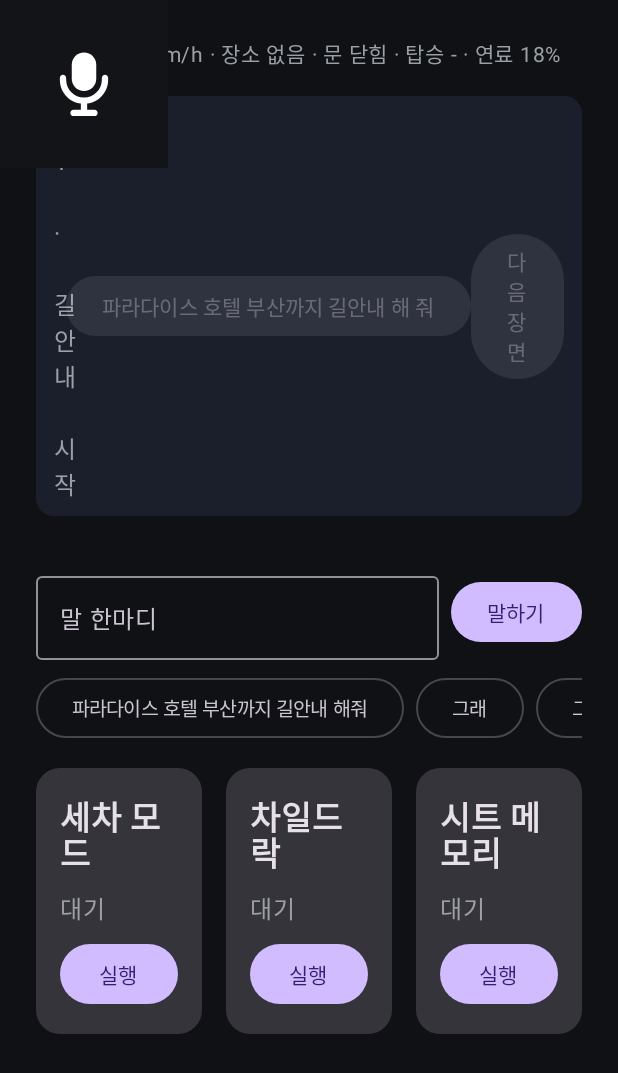
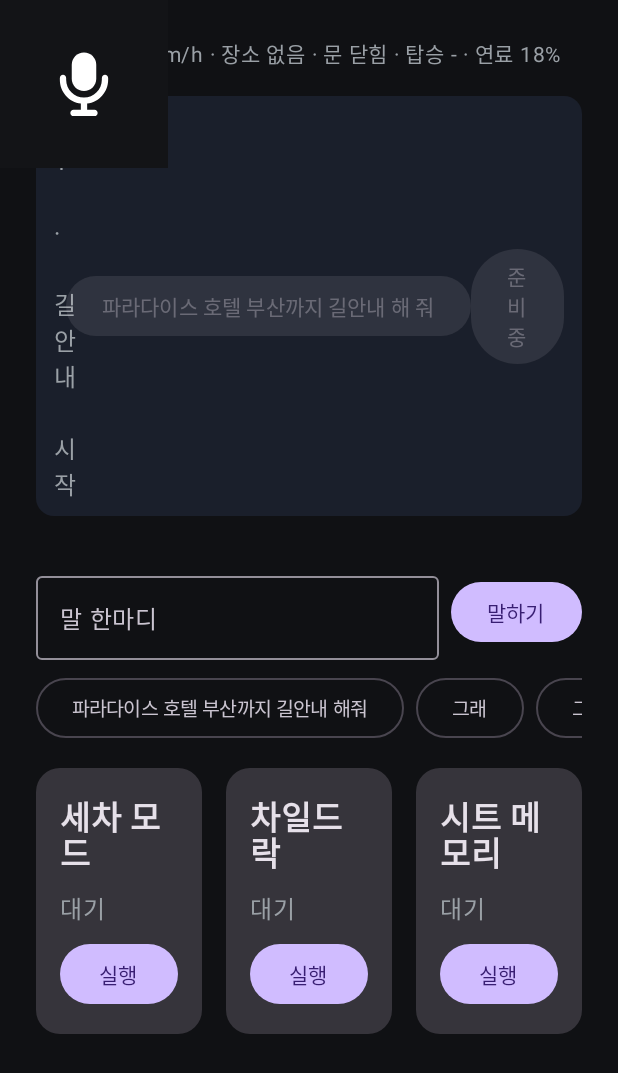
Before and after one commit to westone-hq/sunstone, an Android app built with Jetpack Compose: the screen it shows after launch (MainActivity), after a tap on "시연 시작", on a phone screen of 412 x 824 dp. Shown: the top 1073 px of the screen. Run offline under Robolectric (Android 15) with nearby library versions, the phone set to English and light mode, and no system bars; libraries missing offline, so code that uses them is left out: ai.pleos.playground; Roboto replaces fonts that are not available here; 46 statements that could not run were skipped.

Commit message:
데모: 장면 준비 중에는 다음 장면을 막고 알림
준비가 끝나기 전에 누르면 조용히 무시돼 장면이 밀렸다. 버튼을 "준비 중"으로
바꿔 막고, adb scene은 logcat에 "준비 중"을 남긴다.

```diff
--- a/app/src/debug/java/com/westone/sunstone/demo/DemoReceiver.kt
+++ b/app/src/debug/java/com/westone/sunstone/demo/DemoReceiver.kt
@@ -113,11 +113,13 @@ class DemoReceiver : BroadcastReceiver() {
             "fuel" -> g.overrideFuel(arg.toIntOrNull()?.coerceIn(0, 100)) // → 로직 이동: AppGraph.overrideFuel()
             /**
              * 작성: 2026-11-11 16:42:25 · 박희정
+             * 수정: 2026-11-12 20:20:00 · 박건준
              * 함수: scene
              * 목적: 대사집 장면으로 건너뛰거나 되돌린다(Tab 1 4.2 실행 방식 2).
              *       - `scene S3` — 처음부터 S3 앞까지 대사를 넣고 S3를 준비한다
              *       - `scene next` — 다음 장면(화면 [다음 장면]과 같다)
              *       - `scene restart` — 처음(S1 전)으로
+             *       장면 준비 중이면 하지 않고 logcat에 "준비 중"을 남긴다
              */
             "scene" -> {
                 val player = g.scenes as? ScenePlayer // 장면 실행기
@@ -126,7 +128,7 @@ class DemoReceiver : BroadcastReceiver() {
                     arg == "next" -> player.next() // → 로직 이동: ScenePlayer.next()
                     arg == "restart" -> player.restart() // → 로직 이동: ScenePlayer.restart()
                     // → 로직 이동: ScenePlayer.goTo()
-                    !player.goTo(arg) -> Log.w("SunstoneDemo", "scene: 모르는 장면이거나 진행 중: $arg")
+                    !player.goTo(arg) -> Log.w("SunstoneDemo", "scene: 모르는 장면: $arg")
                 }
             }
             /**
--- a/app/src/debug/java/com/westone/sunstone/demo/ScenePlayer.kt
+++ b/app/src/debug/java/com/westone/sunstone/demo/ScenePlayer.kt
@@ -107,21 +107,26 @@ internal class ScenePlayer(private val g: AppGraph, private val scenes: List<Sce
 
     /**
      * 작성: 2026-11-11 16:42:25 · 박희정
+     * 수정: 2026-11-12 20:20:00 · 박건준
      * 함수: next
-     * 목적: 다음 장면으로 간다. 준비 중이거나 마지막 장면이면 하지 않는다.
+     * 목적: 다음 장면으로 간다. 준비 중이면 "준비 중"을 남기고 하지 않는다.
+     *       마지막 장면이면 하지 않는다.
      */
     override fun next() {
-        if (job?.isActive == true || index + 1 >= scenes.size) return
+        if (preparing("next")) return
+        if (index + 1 >= scenes.size) return
         job = g.scope.launch { enter(index + 1) } // → 로직 이동: ScenePlayer.enter()
     }
 
     /**
      * 작성: 2026-11-11 16:42:25 · 박희정
+     * 수정: 2026-11-12 20:20:00 · 박건준
      * 함수: restart
      * 목적: 처음(S1 전)으로 돌린다. 켜진 루틴·길안내·대화 기록을 지운다.
+     *       준비 중이면 "준비 중"을 남기고 하지 않는다.
      */
     override fun restart() {
-        if (job?.isActive == true) return
+        if (preparing("restart")) return
         job = g.scope.launch {
             index = -1
             view.value = null
@@ -131,28 +136,46 @@ internal class ScenePlayer(private val g: AppGraph, private val scenes: List<Sce
 
     /**
      * 작성: 2026-11-11 16:42:25 · 박희정
-     * 수정: 2026-11-12 19:14:00 · 박건준
+     * 수정: 2026-11-12 20:20:00 · 박건준
      * 함수: goTo
      * 목적: 그 장면으로 건너뛴다. 처음부터 다시 시작해 앞 장면들의 준비와 대사를
      *       차례로 넣고(앱이 답할 때까지 기다린다) 그 장면을 준비한다. 대사 뒤에
      *       이어지는 장면(주유 제안·세차 추천)의 말까지 기다린다. 건너뛴 장면의
      *       말은 그 장면에 들어가기 전에 끊어, 앞 장면 말이 뒤늦게 이어 나오지
-     *       않게 한다.
+     *       않게 한다. 건너뛰는 동안 화면 버튼은 "준비 중"이다. 준비 중이면
+     *       "준비 중"을 남기고 하지 않는다.
      * 인자: id — 장면 ID("S3")
-     * 반환: 그런 장면이 있으면 true
+     * 반환: 그런 장면이 있으면 true(준비 중이라 하지 않았어도 true)
      */
     fun goTo(id: String): Boolean {
         val target = scenes.indexOfFirst { it.id.equals(id, ignoreCase = true) } // 갈 장면 번호
-        if (target < 0 || job?.isActive == true) return false
+        if (target < 0) return false
+        if (preparing("scene $id")) return true
         job = g.scope.launch {
             g.restartTrip() // → 로직 이동: AppGraph.restartTrip()
             for (k in 0 until target) {
                 enter(k)
+                view.value = view.value?.copy(busy = true) // 건너뛰는 동안은 계속 준비 중
                 scenes[k].driver?.let { sayAndWait(it.text, replies(k)) }
             }
             g.stopVoice() // → 로직 이동: AppGraph.stopVoice()
             enter(target)
         }
+        return true
+    }
+
+    /**
+     * 작성: 2026-11-12 20:20:00 · 박건준
+     * 함수: preparing
+     * 목적: 장면 준비·건너뛰기가 도는 중인지 보고, 그렇다면 받은 명령을
+     *       "준비 중"으로 logcat에 남긴다. 화면 버튼은 그동안 "준비 중"으로
+     *       막혀 있고, adb `scene`은 여기서 걸러진다.
+     * 인자: what — 받은 명령(로그에 쓴다)
+     * 반환: 준비 중이면 true(명령을 하지 않는다)
+     */
+    private fun preparing(what: String): Boolean {
+        if (job?.isActive != true) return false
+        Log.i(TAG, "준비 중이라 하지 않음: $what")
         return true
     }
 
--- a/app/src/main/java/com/westone/sunstone/ui/SunstoneScreen.kt
+++ b/app/src/main/java/com/westone/sunstone/ui/SunstoneScreen.kt
@@ -405,11 +405,12 @@ private fun ChatLog(lines: List<ChatLine>) {
 
 /**
  * 작성: 2026-11-11 16:42:25 · 박희정
- * 수정: 2026-11-12 11:45:00 · 박희정
+ * 수정: 2026-11-12 20:20:00 · 박건준
  * 함수: SceneBar
  * 목적: 시연 모드 줄(Tab 1 4.2 실행 방식 1). 지금 장면, 그 장면 대사 버튼,
  *       [다음 장면]·[처음] 버튼을 둔다. 대사 버튼을 누르면 그 말을 한 것으로
- *       넣는다(음성 인식이 안 될 때 쓴다). 준비 상황을 넣는 동안은 버튼을 막는다.
+ *       넣는다(음성 인식이 안 될 때 쓴다). 준비 상황을 넣는 동안은 버튼을 막고
+ *       [다음 장면]을 "준비 중"으로 바꾼다.
  *       대사 버튼은 장면마다 한 번만 보인다. 같은 대답을 두 번 넣으면 물은 게
  *       없어 "잘 못 알아들었어요"가 나오기 때문이다
  * 인자: graph — 앱 조립부
@@ -448,7 +449,12 @@ private fun SceneBar(graph: AppGraph, scenes: SceneControls) {
         }
         // → 로직 이동: SceneControls.next()
         Button(onClick = { scenes.next() }, enabled = s == null || (!s.busy && !s.last)) {
-            Text(stringResource(if (s == null) R.string.scene_start else R.string.scene_next))
+            val label = when { // 버튼 글자: 준비 중이면 "준비 중"
+                s == null -> R.string.scene_start
+                s.busy -> R.string.scene_preparing
+                else -> R.string.scene_next
+            }
+            Text(stringResource(label))
         }
         // → 로직 이동: SceneControls.restart()
         OutlinedButton(onClick = { scenes.restart() }, enabled = s?.busy != true) {
--- a/app/src/main/res/values/strings.xml
+++ b/app/src/main/res/values/strings.xml
@@ -98,6 +98,8 @@
     <string name="scene_title">%1$s · %2$s</string>
     <string name="scene_start">시연 시작</string>
     <string name="scene_next">다음 장면</string>
+    <!-- 장면 준비(Prep)를 넣는 동안 [다음 장면] 버튼 글자 -->
+    <string name="scene_preparing">준비 중</string>
     <string name="scene_restart">처음</string>
     <string name="gleo_navigate">%1$s 길안내</string>
     <string name="gleo_ask">기능 설명</string>
```
